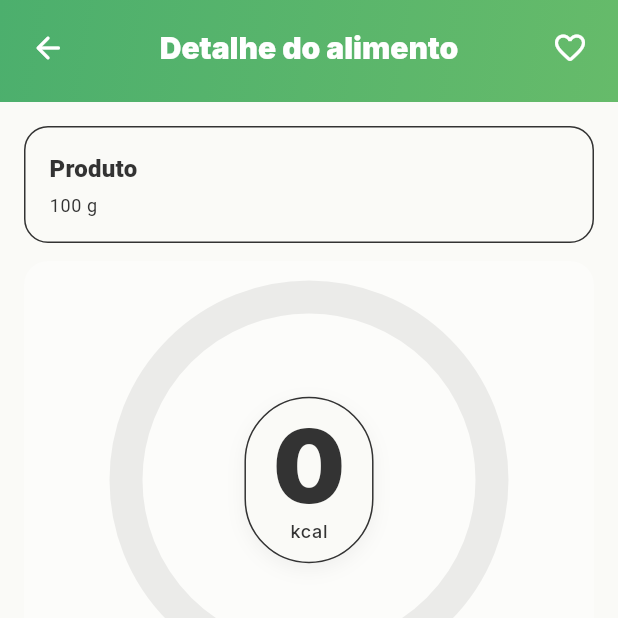
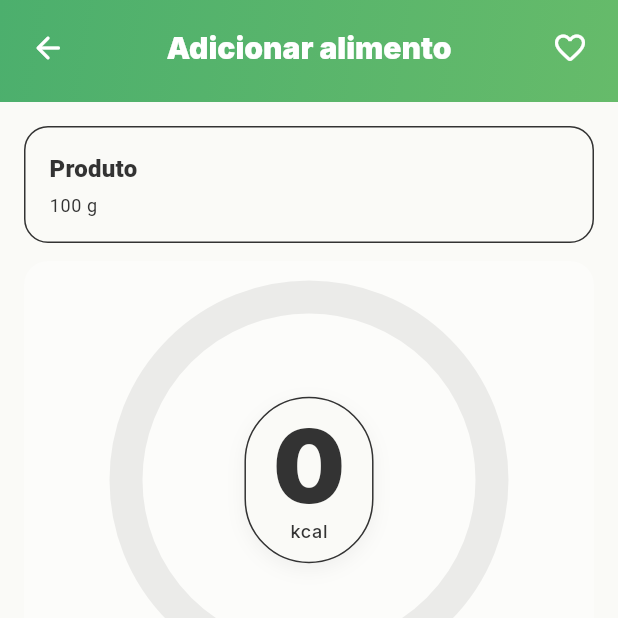
Before and after one commit to Fegue3/NutriScore, a Flutter app: the ProductDetailScreen screen opened by its route, on a phone screen of 412 x 824 dp, the top half of it. Run offline on Flutter 3.47's test engine with Material 3 defaults, Android fonts, the phone set to English and light mode, and no system bars; our stand-ins replace dio, flutter_secure_storage, go_router; accounts and stored records are empty; network calls fail.

```diff
--- a/Frontend/lib/features/nutrition/product_detail_screen.dart
+++ b/Frontend/lib/features/nutrition/product_detail_screen.dart
@@ -7,10 +7,11 @@ import 'package:go_router/go_router.dart';
 import '../../data/meals_api.dart';
 import '../../data/products_api.dart'; // cliente dos endpoints /api/products/*
 
-/// NutriScore — ProductDetailScreen (v9.3)
+/// NutriScore — ProductDetailScreen (v11.0)
+/// - Suporta modo leitura via `readOnly` (esconde controles e CTA)
 /// - Usa ProductsApi.I.getByBarcode(barcode)
 /// - Usa ProductsApi.I.toggleFavorite(barcode)
-/// - Grava refeição via MealsApi.I.add(...)
+/// - Grava refeição via MealsApi.I.add(...) e depois faz go('/nutrition')
 class ProductDetailScreen extends StatefulWidget {
   const ProductDetailScreen({
     super.key,
@@ -39,6 +40,10 @@ class ProductDetailScreen extends StatefulWidget {
     this.nutriScore,
     this.initialMeal,
     this.date,
+
+    // Modo leitura (apenas ver; sem CTA e sem controles de porção/refeição)
+    this.readOnly = false,
+    this.freezeFromEntry = false,
   });
 
   final String? barcode;
@@ -61,6 +66,11 @@ class ProductDetailScreen extends StatefulWidget {
   final String? nutriScore;
   final MealType? initialMeal;
   final DateTime? date;
+
+  /// Quando `true`, a screen fica só leitura (sem dropdown de refeição,
+  /// sem input de porção e sem CTA "Adicionar").
+  final bool readOnly;
+  final bool freezeFromEntry;
 
   @override
   State<ProductDetailScreen> createState() => _ProductDetailScreenState();
@@ -100,6 +110,31 @@ class _ProductDetailScreenState extends State<ProductDetailScreen> {
     _maybeFetch();
   }
 
+  String _effectiveBaseLabel(double portions) {
+    final base = _baseLabel.trim().toLowerCase();
+    final m = RegExp(r'(\d+(?:[.,]\d+)?)\s*(g|ml)\b').firstMatch(base);
+    if (m != null) {
+      final raw = double.tryParse(m.group(1)!.replaceAll(',', '.')) ?? 0.0;
+      final unit = m.group(2)!;
+      final val = raw * portions;
+      final str = (val % 1 == 0)
+          ? val.toStringAsFixed(0)
+          : val.toStringAsFixed(1);
+      return '$str $unit';
+    }
+    if (base.contains('porç') || base.contains('unid')) {
+      final str = (portions % 1 == 0)
+          ? portions.toStringAsFixed(0)
+          : portions.toStringAsFixed(1);
+      return '$str $base';
+    }
+    if (portions == 1) return _baseLabel;
+    final mult = (portions % 1 == 0)
+        ? portions.toStringAsFixed(0)
+        : portions.toStringAsFixed(1);
+    return '$mult × $_baseLabel';
+  }
+
   void _hydrateWithFallback() {
     _name = widget.name;
     _brand = widget.brand;
@@ -128,14 +163,20 @@ class _ProductDetailScreenState extends State<ProductDetailScreen> {
       if (!mounted) return;
 
       final hasServ = d.kcalServ != null && d.kcalServ! > 0;
+      final shouldFreeze = widget.readOnly && widget.freezeFromEntry;
 
       setState(() {
         _name = d.name;
-        _brand = d.brand;
+        _brand = d.brand ?? _brand;
         _origin = (d.origin ?? '').split(',').first.trim().isEmpty
-            ? null
+            ? _origin
             : d.origin;
-        _nutri = d.nutriScore;
+        _nutri = d.nutriScore ?? _nutri;
+        _favorited = d.isFavorite == true;
+
+        if (shouldFreeze) {
+          return; // não sobrescreve porção/kcal/macros
+        }
 
         // ===== derivar label base + kcal base com precisão =====
         final rawServ = (d.servingSize ?? '').trim(); // ex.: "41,5 g", "330 ml"
@@ -238,6 +279,7 @@ class _ProductDetailScreenState extends State<ProductDetailScreen> {
     final pKcalScaled = pKcal * scale;
     final cKcalScaled = cKcal * scale;
     final fKcalScaled = fKcal * scale;
+    final effectiveLabel = _effectiveBaseLabel(_portions);
 
     return Scaffold(
       backgroundColor: cs.surface,
@@ -270,7 +312,9 @@ class _ProductDetailScreenState extends State<ProductDetailScreen> {
                           Expanded(
                             child: Center(
                               child: Text(
-                                "Detalhe do alimento",
+                                widget.readOnly
+                                    ? "Detalhe do alimento"
+                                    : "Adicionar alimento",
                                 style: tt.titleLarge?.copyWith(
                                   color: cs.onPrimary,
                                   fontWeight: FontWeight.w900,
@@ -279,7 +323,9 @@ class _ProductDetailScreenState extends State<ProductDetailScreen> {
                             ),
                           ),
                           IconButton(
-                            tooltip: "Favorito",
+                            tooltip: _favorited
+                                ? "Remover dos favoritos"
+                                : "Favorito",
                             icon: Icon(
                               _favorited
                                   ? Icons.favorite_rounded
@@ -329,14 +375,14 @@ class _ProductDetailScreenState extends State<ProductDetailScreen> {
                   subtitle: [
                     if ((_brand ?? '').isNotEmpty) _brand!,
                     if ((_origin ?? '').isNotEmpty) _origin!,
-                    _baseLabel,
+                    effectiveLabel,
                   ].where((s) => s.isNotEmpty).join(" • "),
                   nutriScore: _nutri,
                 ),
               ),
             ),
 
-            // Donut + chips + controlos
+            // Donut + chips + (controlos — escondidos em readOnly)
             SliverPadding(
               padding: const EdgeInsets.fromLTRB(16, 0, 16, 8),
               sliver: SliverToBoxAdapter(
@@ -365,7 +411,7 @@ class _ProductDetailScreenState extends State<ProductDetailScreen> {
                         ),
                       const SizedBox(height: 12),
 
-                      // Chips macro
+                      // Chips macro (mostram sempre)
                       Row(
                         children: [
                           Expanded(
@@ -396,19 +442,21 @@ class _ProductDetailScreenState extends State<ProductDetailScreen> {
                           ),
                         ],
                       ),
+
+                      // Controles apenas quando não é readOnly
+                      if (!widget.readOnly) ...[
                         const SizedBox(height: 12),
-
                         _MealDropdown(
                           value: _selectedMeal,
                           onChanged: (v) => setState(() => _selectedMeal = v),
                         ),
                         const SizedBox(height: 12),
-
                         _PortionInput(
                           controller: _portionCtrl,
-                        baseLabel: _baseLabel,
+                          baseLabel: effectiveLabel,
                           onChanged: (val) => setState(() => _portions = val),
                         ),
+                      ],
                     ],
                   ),
                 ),
@@ -455,8 +503,10 @@ class _ProductDetailScreenState extends State<ProductDetailScreen> {
         ),
       ),
 
-      // CTA
-      bottomNavigationBar: SafeArea(
+      // CTA — escondido quando readOnly
+      bottomNavigationBar: widget.readOnly
+          ? null
+          : SafeArea(
               top: false,
               child: Padding(
                 padding: const EdgeInsets.fromLTRB(16, 0, 16, 16),
@@ -513,12 +563,16 @@ class _ProductDetailScreenState extends State<ProductDetailScreen> {
                                 salt: _salt * _portions,
                               );
 
-                        if (context.mounted) context.pop(true);
+                              if (!context.mounted) return;
+                              // Redireciona para o NutritionScreen após adicionar
+                              context.go(
+                                '/diary?ts=${DateTime.now().millisecondsSinceEpoch}',
+                              );
                             } catch (e) {
                               if (!context.mounted) return;
-                        ScaffoldMessenger.of(
-                          context,
-                        ).showSnackBar(SnackBar(content: Text(e.toString())));
+                              ScaffoldMessenger.of(context).showSnackBar(
+                                SnackBar(content: Text(e.toString())),
+                              );
                             }
                           },
                     child: Text("Adicionar ao ${_selectedMeal.labelPt}"),
@@ -599,15 +653,15 @@ class _InfoCard extends StatelessWidget {
     Color nutriColor(String g) {
       switch (g.toUpperCase()) {
         case "A":
-          return const Color(0xFF4CAF6D);
+          return const Color(0xFF4CAF6D); // Fresh Green
         case "B":
-          return const Color(0xFF66BB6A);
+          return const Color(0xFF66BB6A); // Leafy Green
         case "C":
-          return const Color(0xFFFFC107);
+          return const Color(0xFFFFC107); // Golden Amber
         case "D":
-          return const Color(0xFFFF8A4C);
+          return const Color(0xFFFF8A4C); // Warm Tangerine
         case "E":
-          return const Color(0xFFE53935);
+          return const Color(0xFFE53935); // Ripe Red
         default:
           return cs.primary;
       }
@@ -882,7 +936,7 @@ class _NutritionInfo extends StatelessWidget {
       crossAxisAlignment: CrossAxisAlignment.start,
       children: [
         Text(
-          "Valores por $baseLabel (x porções aplicadas)",
+          "Valores por $baseLabel${baseLabel.isNotEmpty ? '' : ''}",
           style: tt.labelMedium?.copyWith(color: cs.onSurfaceVariant),
         ),
         const SizedBox(height: 8),
```
Also changed, not shown: Frontend/lib/features/nutrition/nutrition_screen.dart (+57 -10 lines). Lines whose indentation alone changed are shown as unchanged.
